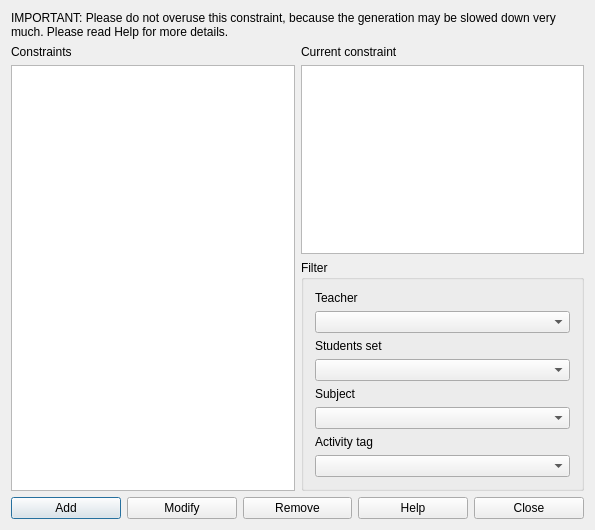
This is fet/src/interface/constraintactivitiesmaxsimultaneousinselectedtimeslotsform_template.ui in vonmecheln/fet as Qt 5 draws it before an edit. The edited form follows.
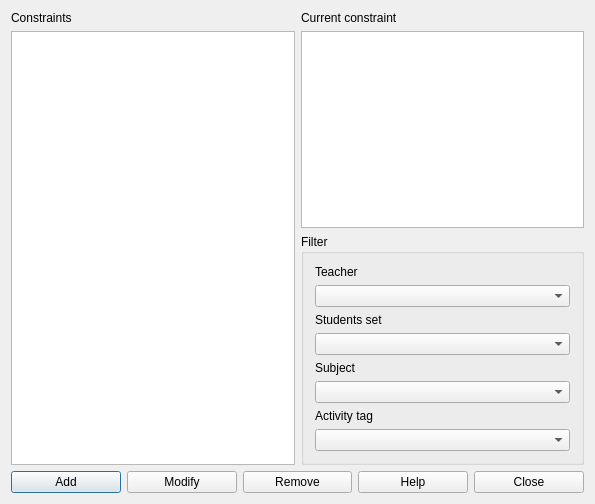
This is the edited form.

Patch:
```diff
--- a/fet/src/interface/constraintactivitiesmaxsimultaneousinselectedtimeslotsform_template.ui
+++ b/fet/src/interface/constraintactivitiesmaxsimultaneousinselectedtimeslotsform_template.ui
@@ -7,70 +7,14 @@
     <x>0</x>
     <y>0</y>
     <width>595</width>
-    <height>530</height>
+    <height>504</height>
    </rect>
   </property>
   <property name="windowTitle">
    <string extracomment="This is the title of the dialog to see the list of all constraints of this type">Constraints activities max simultaneous in selected time slots</string>
   </property>
   <layout class="QGridLayout" name="gridLayout_2">
-   <item row="0" column="0" colspan="2">
-    <widget class="QLabel" name="instructionsLabel">
-     <property name="sizePolicy">
-      <sizepolicy hsizetype="Minimum" vsizetype="Minimum">
-       <horstretch>0</horstretch>
-       <verstretch>0</verstretch>
-      </sizepolicy>
-     </property>
-     <property name="text">
-      <string>IMPORTANT: Please do not overuse this constraint, because the generation may be slowed down very much. Please read Help for more details.</string>
-     </property>
-     <property name="wordWrap">
-      <bool>true</bool>
-     </property>
-    </widget>
-   </item>
-   <item row="1" column="0" rowspan="2">
-    <layout class="QVBoxLayout" name="verticalLayout_2">
-     <item>
-      <widget class="QLabel" name="constraintsTextLabel">
-       <property name="frameShape">
-        <enum>QFrame::NoFrame</enum>
-       </property>
-       <property name="frameShadow">
-        <enum>QFrame::Plain</enum>
-       </property>
-       <property name="text">
-        <string>Constraints</string>
-       </property>
-       <property name="wordWrap">
-        <bool>false</bool>
-       </property>
-      </widget>
-     </item>
-     <item>
-      <widget class="QListWidget" name="constraintsListWidget"/>
-     </item>
-    </layout>
-   </item>
    <item row="1" column="1">
-    <layout class="QVBoxLayout" name="verticalLayout">
-     <item>
-      <widget class="QLabel" name="currentConstraintTextLabel">
-       <property name="text">
-        <string>Current constraint</string>
-       </property>
-       <property name="wordWrap">
-        <bool>false</bool>
-       </property>
-      </widget>
-     </item>
-     <item>
-      <widget class="QPlainTextEdit" name="currentConstraintTextEdit"/>
-     </item>
-    </layout>
-   </item>
-   <item row="2" column="1">
     <widget class="QGroupBox" name="filterGroupBox">
      <property name="title">
       <string>Filter</string>
@@ -131,7 +75,7 @@
      </layout>
     </widget>
    </item>
-   <item row="3" column="0" colspan="2">
+   <item row="2" column="0" colspan="2">
     <layout class="QHBoxLayout" name="horizontalLayout">
      <item>
       <widget class="QPushButton" name="addConstraintPushButton">
@@ -170,6 +114,46 @@
      </item>
     </layout>
    </item>
+   <item row="0" column="1">
+    <layout class="QVBoxLayout" name="verticalLayout">
+     <item>
+      <widget class="QLabel" name="currentConstraintTextLabel">
+       <property name="text">
+        <string>Current constraint</string>
+       </property>
+       <property name="wordWrap">
+        <bool>false</bool>
+       </property>
+      </widget>
+     </item>
+     <item>
+      <widget class="QPlainTextEdit" name="currentConstraintTextEdit"/>
+     </item>
+    </layout>
+   </item>
+   <item row="0" column="0" rowspan="2">
+    <layout class="QVBoxLayout" name="verticalLayout_2">
+     <item>
+      <widget class="QLabel" name="constraintsTextLabel">
+       <property name="frameShape">
+        <enum>QFrame::NoFrame</enum>
+       </property>
+       <property name="frameShadow">
+        <enum>QFrame::Plain</enum>
+       </property>
+       <property name="text">
+        <string>Constraints</string>
+       </property>
+       <property name="wordWrap">
+        <bool>false</bool>
+       </property>
+      </widget>
+     </item>
+     <item>
+      <widget class="QListWidget" name="constraintsListWidget"/>
+     </item>
+    </layout>
+   </item>
   </layout>
  </widget>
  <layoutdefault spacing="6" margin="11"/>
```
